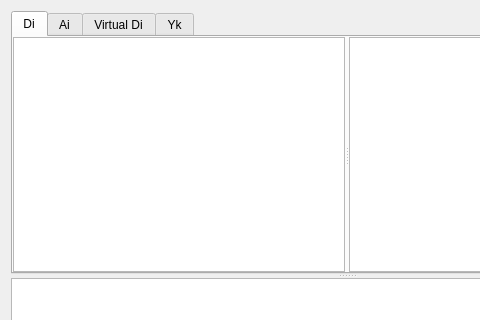
The window that CdtTools/ui/cdtworkwidget.ui (CGinMax/ProtocolTools) describes before a commit, drawn with Qt 5; both pictures show x 0 to 480 and y 0 to 320 of the 694 by 470 pixel window.
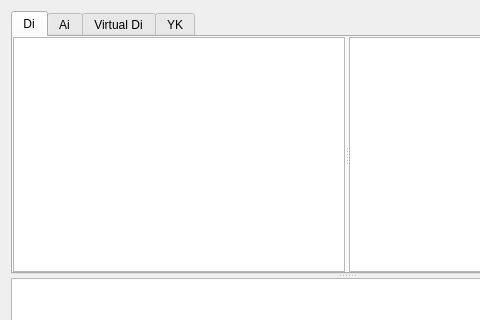
The same window after the commit.

The edit to the form file:
```diff
--- a/CdtTools/ui/cdtworkwidget.ui
+++ b/CdtTools/ui/cdtworkwidget.ui
@@ -109,7 +109,7 @@
       </widget>
       <widget class="QWidget" name="tabYk">
        <attribute name="title">
-        <string>Yk</string>
+        <string>YK</string>
        </attribute>
        <layout class="QVBoxLayout" name="verticalLayout_5">
         <property name="leftMargin">
```
